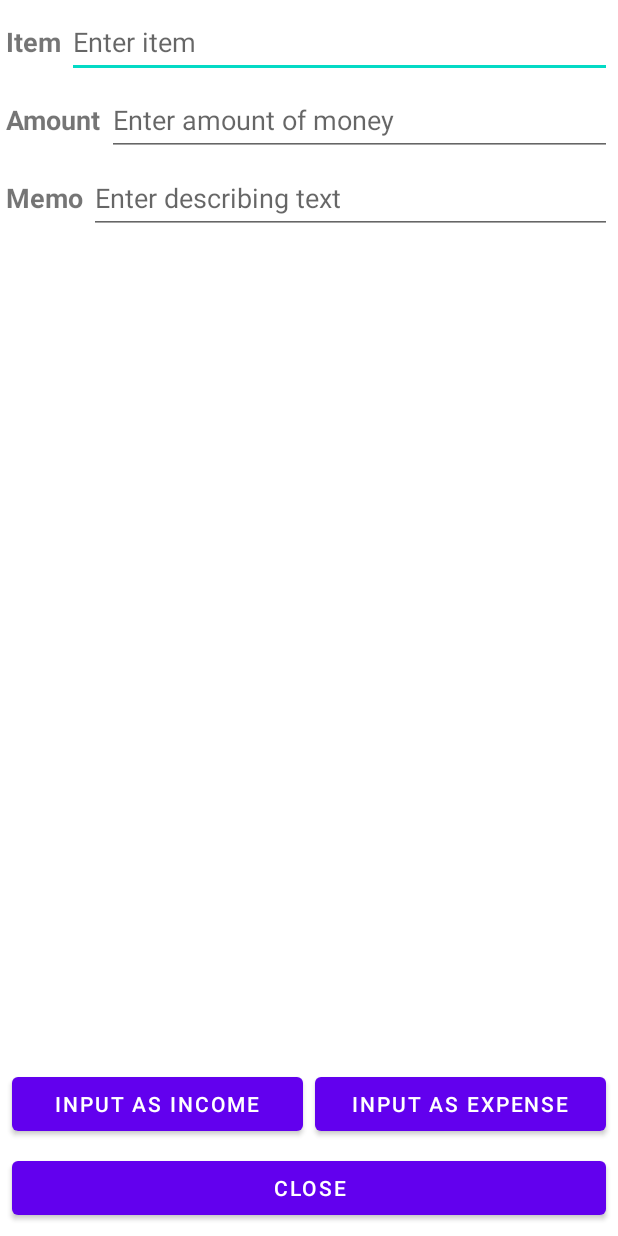
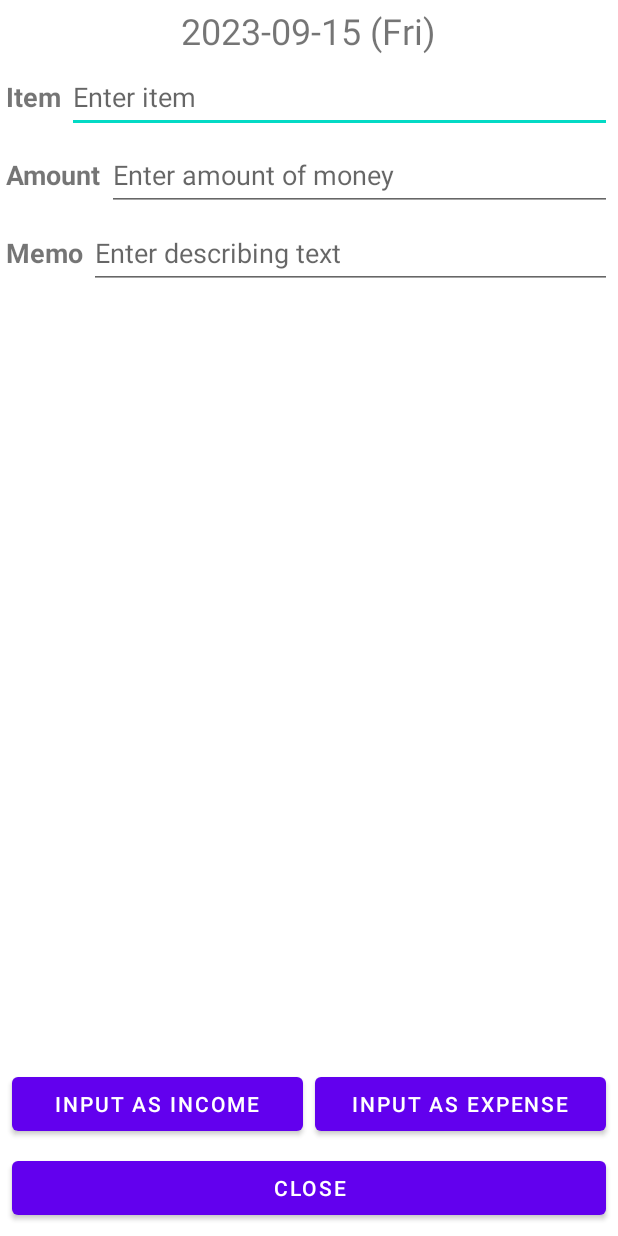
Before and after one commit to lindolsang/My-Cashbook, an Android app: the CashLogAddActivity screen opened directly, with no data from a screen before it, after a tap on "INPUT AS INCOME", on a phone screen of 412 x 824 dp. Run offline under Robolectric (Android 15) with nearby library versions, the phone set to English and light mode, and no system bars; our stand-ins replace Room's generated code.

Commit message:
Implement add cashlog

```diff
--- a/MyCashbook/app/src/main/java/kr/lindol/mycashbook/add/AddContract.java
+++ b/MyCashbook/app/src/main/java/kr/lindol/mycashbook/add/AddContract.java
@@ -23,17 +23,23 @@ public interface AddContract {
         void showAmountValueSmallError();
 
         void showAmountValueFormatError();
+
+        void showCalendar(@NonNull Date date);
+
+        void showDate(@NonNull Date date);
     }
 
     interface Presenter extends BasePresenter {
         void addAsIncome(@NonNull String item,
                          @NonNull String amount,
-                         @NonNull Date date,
                          @Nullable String description);
 
         void addAsExpense(@NonNull String item,
                           @NonNull String amount,
-                          @NonNull Date date,
                           @Nullable String description);
+
+        void selectDate();
+
+        void setToDate(@NonNull Date date);
     }
 }
--- a/MyCashbook/app/src/main/java/kr/lindol/mycashbook/add/CashLogAddActivity.java
+++ b/MyCashbook/app/src/main/java/kr/lindol/mycashbook/add/CashLogAddActivity.java
@@ -33,13 +33,14 @@ public class CashLogAddActivity extends AppCompatActivity {
 
         CashLogAddFragment fragment = (CashLogAddFragment) getSupportFragmentManager().findFragmentById(R.id.contentFrame);
         if (fragment == null) {
-            fragment = CashLogAddFragment.newInstance(setDate);
+            fragment = CashLogAddFragment.newInstance();
             ActivityUtils.addFragmentToActivity(getSupportFragmentManager(), fragment, R.id.contentFrame);
         }
 
         CashLogDatabase db = CashLogDatabase.getInstance(this);
         mPresenter = new CashLogAddPresenter(
                 new CashLogRepository(db.cashLogDao(), AppExecutors.getInstance()),
-                fragment);
+                fragment,
+                setDate);
     }
 }
--- a/MyCashbook/app/src/main/java/kr/lindol/mycashbook/add/CashLogAddFragment.java
+++ b/MyCashbook/app/src/main/java/kr/lindol/mycashbook/add/CashLogAddFragment.java
@@ -2,18 +2,22 @@ package kr.lindol.mycashbook.add;
 
 import static com.google.common.base.Preconditions.checkNotNull;
 
+import android.app.DatePickerDialog;
 import android.os.Bundle;
 import android.util.Log;
 import android.view.LayoutInflater;
 import android.view.View;
 import android.view.ViewGroup;
 import android.widget.Button;
+import android.widget.DatePicker;
 import android.widget.TextView;
 import android.widget.Toast;
 
 import androidx.annotation.NonNull;
 import androidx.fragment.app.Fragment;
 
+import java.text.SimpleDateFormat;
+import java.util.Calendar;
 import java.util.Date;
 
 import kr.lindol.mycashbook.R;
@@ -21,37 +25,24 @@ import kr.lindol.mycashbook.R;
 public class CashLogAddFragment extends Fragment implements AddContract.View {
     private static final String TAG = "CashLogAddFragment";
 
-    private static final String ARG_DATE = "arg_date";
-
-    private Date mDate;
     private AddContract.Presenter mPresenter;
 
     private TextView mEditTextItem;
     private TextView mEditTextAmount;
     private TextView mEditTextDescription;
 
-    public static CashLogAddFragment newInstance(@NonNull Date date) {
-        checkNotNull(date, "date cannot be null");
+    private TextView mTextViewInputDate;
+    private final SimpleDateFormat mDateFormat = new SimpleDateFormat("yyyy-MM-dd (E)");
 
+    public static CashLogAddFragment newInstance() {
         CashLogAddFragment fragment = new CashLogAddFragment();
 
-        Bundle args = new Bundle();
-        args.putLong(ARG_DATE, date.getTime());
-        fragment.setArguments(args);
-
         return fragment;
-    }
-
-    public CashLogAddFragment() {
     }
 
     @Override
     public void onCreate(Bundle savedInstanceState) {
         super.onCreate(savedInstanceState);
-
-        if (getArguments() != null) {
-            mDate = new Date(getArguments().getLong(ARG_DATE));
-        }
     }
 
     @Override
@@ -63,22 +54,26 @@ public class CashLogAddFragment extends Fragment implements AddContract.View {
         mEditTextAmount = view.findViewById(R.id.editText_amount);
         mEditTextDescription = view.findViewById(R.id.editText_description);
 
+        mTextViewInputDate = view.findViewById(R.id.textView_input_date);
+        mTextViewInputDate.setOnClickListener(v -> mPresenter.selectDate());
+
         Button inputButtonAsIncome = view.findViewById(R.id.button_inputAsIncome);
         inputButtonAsIncome.setOnClickListener((v) -> {
                     String item = mEditTextItem.getText().toString().trim();
                     String amount = mEditTextAmount.getText().toString().trim();
                     String description = mEditTextDescription.getText().toString().trim();
 
-                    mPresenter.addAsIncome(item, amount, mDate, description);
+                    mPresenter.addAsIncome(item, amount, description);
                 }
         );
+
         Button inputButtonAsOutlay = view.findViewById(R.id.button_inputAsExpense);
         inputButtonAsOutlay.setOnClickListener((v) -> {
                     String item = mEditTextItem.getText().toString().trim();
                     String amount = mEditTextAmount.getText().toString().trim();
                     String description = mEditTextDescription.getText().toString().trim();
 
-                    mPresenter.addAsExpense(item, amount, mDate, description);
+                    mPresenter.addAsExpense(item, amount, description);
                 }
         );
 
@@ -94,7 +89,7 @@ public class CashLogAddFragment extends Fragment implements AddContract.View {
     }
 
     @Override
-    public void setPresenter(AddContract.Presenter presenter) {
+    public void setPresenter(@NonNull AddContract.Presenter presenter) {
         mPresenter = checkNotNull(presenter, "presenter cannot be null");
     }
 
@@ -141,4 +136,37 @@ public class CashLogAddFragment extends Fragment implements AddContract.View {
         Log.d(TAG, "Error: amount value has non number char");
         Toast.makeText(getContext(), R.string.error_amount_format, Toast.LENGTH_SHORT).show();
     }
+
+    @Override
+    public void showCalendar(@NonNull Date date) {
+        checkNotNull(date, "date cannot be null");
+
+        Calendar cal = Calendar.getInstance();
+        cal.setTime(date);
+
+        DatePickerDialog dialog = new DatePickerDialog(getContext(), new DatePickerDialog.OnDateSetListener() {
+            @Override
+            public void onDateSet(DatePicker view, int year, int month, int dayOfMonth) {
+                Calendar setCal = Calendar.getInstance();
+                setCal.set(year, month, dayOfMonth);
+
+                mPresenter.setToDate(setCal.getTime());
+            }
+        }, cal.get(Calendar.YEAR), cal.get(Calendar.MONTH), cal.get(Calendar.DAY_OF_MONTH));
+        dialog.show();
+    }
+
+    @Override
+    public void onResume() {
+        super.onResume();
+
+        mPresenter.start();
+    }
+
+    @Override
+    public void showDate(@NonNull Date date) {
+        checkNotNull(date, "date can not be null");
+
+        mTextViewInputDate.setText(mDateFormat.format(date));
+    }
 }
--- a/MyCashbook/app/src/main/java/kr/lindol/mycashbook/add/CashLogAddPresenter.java
+++ b/MyCashbook/app/src/main/java/kr/lindol/mycashbook/add/CashLogAddPresenter.java
@@ -17,22 +17,27 @@ public class CashLogAddPresenter implements AddContract.Presenter {
     private CashLogRepository mRepository;
     private AddContract.View mView;
 
-    public CashLogAddPresenter(CashLogRepository repository, AddContract.View view) {
+    private Date mDate;
+
+    public CashLogAddPresenter(@NonNull CashLogRepository repository,
+                               @NonNull AddContract.View view,
+                               @NonNull Date date) {
         mRepository = checkNotNull(repository, "repository cannot be null");
         mView = checkNotNull(view, "view cannot be null");
+        mDate = checkNotNull(date, "date can not be null");
 
         view.setPresenter(this);
     }
 
     @Override
     public void start() {
-
+        mView.showDate(mDate);
     }
 
     private boolean checkParameters(String item, String amount, Date date) {
-        checkNotNull(item, "item cannot be null");
-        checkNotNull(amount, "amount cannot be null");
-        checkNotNull(date, "date cannot be null");
+        checkNotNull(item, "item can not be null");
+        checkNotNull(amount, "amount can not be null");
+        checkNotNull(date, "date can not be null");
 
         if (item.isEmpty()) {
             mView.showItemValueEmptyError();
@@ -59,9 +64,11 @@ public class CashLogAddPresenter implements AddContract.Presenter {
     }
 
     @Override
-    public void addAsIncome(@NonNull String item, @NonNull String amount, @NonNull Date date, @Nullable String description) {
-        if (checkParameters(item, amount, date)) {
-            saveCashLog(item, 0, Integer.parseInt(amount), date, description);
+    public void addAsIncome(@NonNull String item,
+                            @NonNull String amount,
+                            @Nullable String description) {
+        if (checkParameters(item, amount, mDate)) {
+            saveCashLog(item, 0, Integer.parseInt(amount), mDate, description);
         }
     }
 
@@ -94,9 +101,24 @@ public class CashLogAddPresenter implements AddContract.Presenter {
     }
 
     @Override
-    public void addAsExpense(@NonNull String item, @NonNull String amount, @NonNull Date date, @Nullable String description) {
-        if (checkParameters(item, amount, date)) {
-            saveCashLog(item, 1, Integer.parseInt(amount), date, description);
+    public void addAsExpense(@NonNull String item,
+                             @NonNull String amount,
+                             @Nullable String description) {
+        if (checkParameters(item, amount, mDate)) {
+            saveCashLog(item, 1, Integer.parseInt(amount), mDate, description);
         }
     }
+
+    @Override
+    public void selectDate() {
+        mView.showCalendar(mDate);
+    }
+
+    @Override
+    public void setToDate(@NonNull Date date) {
+        checkNotNull(date, "date can not be null");
+        mDate = date;
+
+        mView.showDate(date);
+    }
 }
--- a/MyCashbook/app/src/main/java/kr/lindol/mycashbook/list/CashLogListPresenter.java
+++ b/MyCashbook/app/src/main/java/kr/lindol/mycashbook/list/CashLogListPresenter.java
@@ -221,6 +221,7 @@ public class CashLogListPresenter implements ListContract.Presenter {
         });
     }
 
+    //TODO 2023-09-13 needs to implement date for month, date range
     @Override
     public void addLog() {
         mView.showAddLog(mCalendar.getTime());
--- a/MyCashbook/app/src/main/res/layout/fragment_cash_log_add.xml
+++ b/MyCashbook/app/src/main/res/layout/fragment_cash_log_add.xml
@@ -14,6 +14,21 @@
         app:layout_constraintLeft_toLeftOf="parent"
         app:layout_constraintRight_toRightOf="parent"
         app:layout_constraintTop_toTopOf="parent">
+
+        <LinearLayout
+            android:layout_width="match_parent"
+            android:layout_height="wrap_content"
+            android:layout_marginBottom="4dp"
+            android:gravity="center"
+            android:orientation="vertical">
+
+            <TextView
+                android:id="@+id/textView_input_date"
+                android:layout_width="wrap_content"
+                android:layout_height="wrap_content"
+                android:text="@string/example_date_text"
+                android:textSize="@dimen/input_date_text_size" />
+        </LinearLayout>
 
         <LinearLayout
             android:layout_width="match_parent"
--- a/MyCashbook/app/src/main/res/values/dimensions.xml
+++ b/MyCashbook/app/src/main/res/values/dimensions.xml
@@ -1,6 +1,7 @@
 <?xml version="1.0" encoding="utf-8"?>
 <resources>
     <dimen name="date_text_size">24sp</dimen>
+    <dimen name="input_date_text_size">24sp</dimen>
     <dimen name="date_from_text_size">10sp</dimen>
     <dimen name="date_to_text_size">14sp</dimen>
     <dimen name="list_text_size">18sp</dimen>
--- a/MyCashbook/app/src/main/res/values/strings.xml
+++ b/MyCashbook/app/src/main/res/values/strings.xml
@@ -41,4 +41,5 @@
     <string name="tab_text_by_date">By date</string>
     <string name="tab_text_by_month">By month</string>
     <string name="tab_text_by_date_range">By date range</string>
+    <string name="example_date_text">2023-09-13 (Wed)</string>
 </resources>
```
Also changed, not shown: 2 other files.
